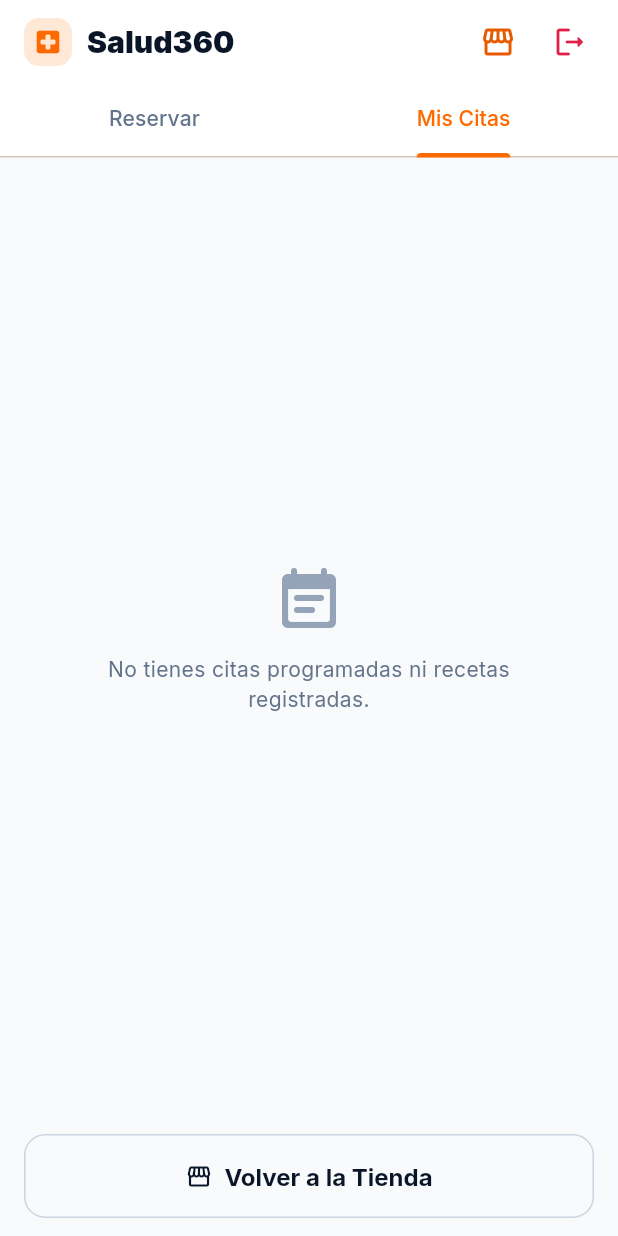
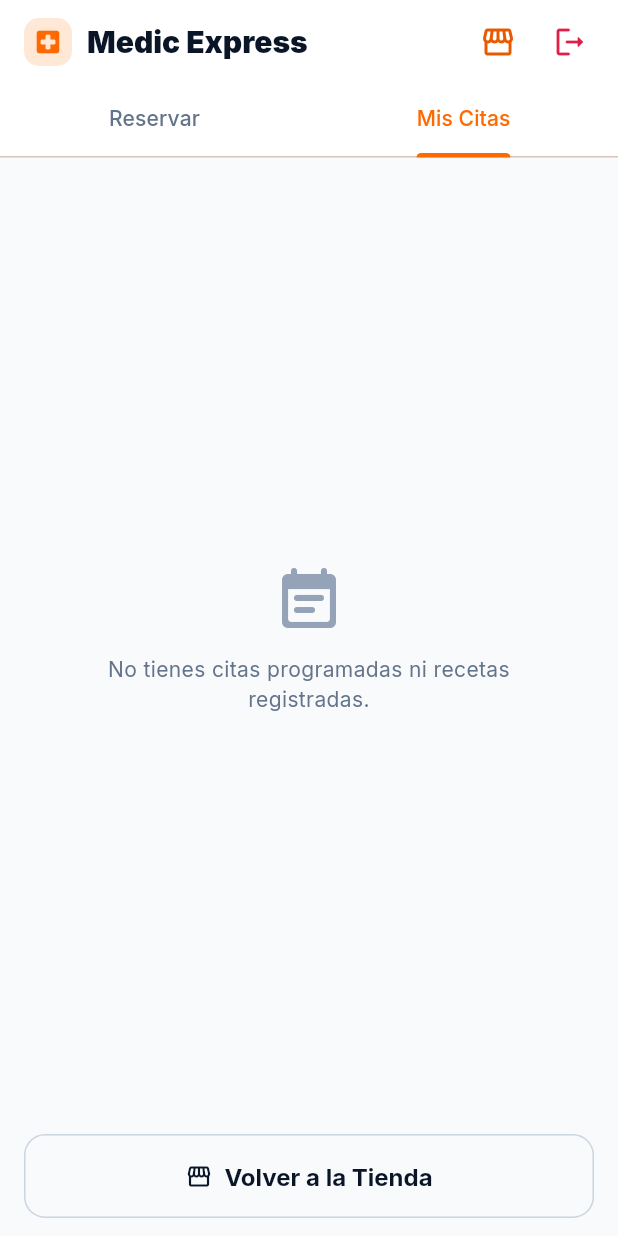
Before and after one commit to jesusenrique22/maraapp, a Flutter app: the PatientTelemedicineScreen screen opened by its route, tab 2 chosen, on a phone screen of 412 x 824 dp. Run offline on Flutter 3.47's test engine with Material 3 defaults, Android fonts, the phone set to English and light mode, and no system bars; our stand-ins replace cached_network_image, file_picker, fl_chart, flutter_riverpod, go_router, google_fonts and 3 more; missing offline and left inert: dart:html; accounts and stored records are empty; network calls fail.

Commit message:
Rename telemedicine brand to Medic Express.
Replace Salud360/Medic Plus labels in UI, seed, and banners with Medic Express.

Co-authored-by: Cursor <cursoragent@cursor.com>

```diff
--- a/frontend_flutter/lib/core/config/brand_config.dart
+++ b/frontend_flutter/lib/core/config/brand_config.dart
@@ -8,9 +8,9 @@ class BrandConfig {
   static const String adminDemoEmail = 'admin@farmaexpress.com';
 
   /// Telemedicina (antes Medic Plus).
-  static const String medicPlusName = 'Salud360';
+  static const String medicPlusName = 'Medic Express';
   static const String medicPlusSubtitle =
-      'Consultas online 360° desde Farma Express · Receta digital';
+      'Consultas online desde Farma Express · Receta digital';
 
   static const String loyaltyName = 'Club FarmaExpress';
   static const String loyaltyTitle = 'Club FarmaExpress: gana con cada compra';
--- a/frontend_flutter/lib/core/router/auth_redirect.dart
+++ b/frontend_flutter/lib/core/router/auth_redirect.dart
@@ -1,4 +1,4 @@
-/// Contexto de login: tienda (inventario) vs Salud360 (telemedicina).
+/// Contexto de login: tienda (inventario) vs Medic Express (telemedicina).
 enum MaraLoginContext {
   store,
   medicPlus,
--- a/frontend_flutter/lib/features/admin/presentation/admin_dashboard_screen.dart
+++ b/frontend_flutter/lib/features/admin/presentation/admin_dashboard_screen.dart
@@ -158,7 +158,7 @@ List<AdminDirectoryItem> _directoryItems(
     ),
     AdminDirectoryItem(
       title: 'Pacientes',
-      subtitle: 'Clientes y usuarios de Salud360',
+      subtitle: 'Clientes y usuarios de Medic Express',
       count: _formatCount(stats.patients),
       icon: Icons.people_outline,
       onTap: () => context.go('/admin/patients'),
--- a/frontend_flutter/lib/features/admin/presentation/admin_doctors_screen.dart
+++ b/frontend_flutter/lib/features/admin/presentation/admin_doctors_screen.dart
@@ -225,7 +225,7 @@ class _AdminDoctorsScreenState extends ConsumerState<AdminDoctorsScreen> {
                 padding: const EdgeInsets.fromLTRB(16, 8, 16, 0),
                 child: AdminListHeader(
                   title: '${doctors.length} médicos',
-                  subtitle: 'Especialidades, tarifas y disponibilidad Salud360.',
+                  subtitle: 'Especialidades, tarifas y disponibilidad Medic Express.',
                 ),
               ),
               Expanded(
--- a/frontend_flutter/lib/features/admin/presentation/admin_patients_screen.dart
+++ b/frontend_flutter/lib/features/admin/presentation/admin_patients_screen.dart
@@ -76,7 +76,7 @@ class AdminPatientsScreen extends ConsumerWidget {
                 padding: const EdgeInsets.fromLTRB(16, 8, 16, 0),
                 child: AdminListHeader(
                   title: '${patients.length} pacientes',
-                  subtitle: 'Cuentas de clientes y usuarios de Salud360.',
+                  subtitle: 'Cuentas de clientes y usuarios de Medic Express.',
                 ),
               ),
               Expanded(
--- a/frontend_flutter/lib/features/auth/presentation/widgets/account_continue_sheet.dart
+++ b/frontend_flutter/lib/features/auth/presentation/widgets/account_continue_sheet.dart
@@ -3,7 +3,7 @@ import 'package:flutter/material.dart';
 import '../../../../core/theme/mara_theme.dart';
 import '../../../admin/domain/admin_models.dart';
 
-/// Confirma usar la sesión activa (ej. tienda → Salud360).
+/// Confirma usar la sesión activa (ej. tienda → Medic Express).
 class AccountContinueSheet extends StatelessWidget {
   const AccountContinueSheet({
     super.key,
--- a/frontend_flutter/lib/features/home/presentation/home_screen.dart
+++ b/frontend_flutter/lib/features/home/presentation/home_screen.dart
@@ -277,10 +277,10 @@ class _HomeScreenState extends ConsumerState<HomeScreen> {
       final useSession = await AccountContinueSheet.show(
         context,
         user: auth.session!.user,
-        title: '¿Entrar a Salud360?',
+        title: '¿Entrar a Medic Express?',
         subtitle:
             'Puedes usar la misma cuenta con la que compras en la tienda.',
-        confirmLabel: 'Entrar a Salud360',
+        confirmLabel: 'Entrar a Medic Express',
         showPasswordHint: true,
       );
 
@@ -306,7 +306,7 @@ class _HomeScreenState extends ConsumerState<HomeScreen> {
 
     ScaffoldMessenger.of(context).showSnackBar(
       const SnackBar(
-        content: Text('Salud360 está disponible para cuentas de paciente.'),
+        content: Text('Medic Express está disponible para cuentas de paciente.'),
         backgroundColor: MaraColors.rose,
       ),
     );
@@ -401,7 +401,7 @@ class _HomeScreenState extends ConsumerState<HomeScreen> {
               const Divider(height: 24, thickness: 1, color: Color(0xFFF1F5F9)),
               const _NotificationItem(
                 title: 'Nueva promoción ✦',
-                body: 'Obtén 15% de descuento en medicamentos seleccionados usando tu seguro Salud360.',
+                body: 'Obtén 15% de descuento en medicamentos seleccionados usando tu seguro Medic Express.',
                 time: 'Hace 2 horas',
                 isNew: true,
               ),
@@ -1061,7 +1061,7 @@ class _HomeScreenState extends ConsumerState<HomeScreen> {
             const NavigationDestination(
               icon: Icon(Icons.local_hospital_outlined),
               selectedIcon: Icon(Icons.local_hospital_rounded, color: MaraColors.green),
-              label: 'Salud360',
+              label: 'Medic Express',
             ),
             const NavigationDestination(
               icon: Icon(Icons.shopping_bag_outlined, color: MaraColors.green),
--- a/frontend_flutter/lib/features/home/presentation/widgets/account_tab_view.dart
+++ b/frontend_flutter/lib/features/home/presentation/widgets/account_tab_view.dart
@@ -68,7 +68,7 @@ class AccountTabView extends ConsumerWidget {
             const SizedBox(height: 8),
             const Text(
               'Inicia sesión para ver tu historial de compras, '
-              'guardar tu carrito y acceder a Salud360 con la misma cuenta.',
+              'guardar tu carrito y acceder a Medic Express con la misma cuenta.',
               textAlign: TextAlign.center,
               style: TextStyle(
                 color: MaraColors.textSecondary,
@@ -96,7 +96,7 @@ class AccountTabView extends ConsumerWidget {
                   AuthRedirect.medicPlusLoginPath(redirect: '/medic-plus'),
                 ),
                 icon: const Icon(Icons.local_hospital_outlined),
-                label: const Text('Iniciar sesión — Salud360'),
+                label: const Text('Iniciar sesión — Medic Express'),
               ),
             ),
             const SizedBox(height: 32),
@@ -148,7 +148,7 @@ class AccountTabView extends ConsumerWidget {
               Expanded(
                 child: _QuickAction(
                   icon: Icons.local_hospital_rounded,
-                  label: 'Salud360',
+                  label: 'Medic Express',
                   color: MaraColors.green,
                   onTap: onEnterMedicPlus,
                 ),
--- a/frontend_flutter/lib/features/home/presentation/widgets/ai_chat_sheet.dart
+++ b/frontend_flutter/lib/features/home/presentation/widgets/ai_chat_sheet.dart
@@ -423,7 +423,7 @@ class _ChatBubble extends StatelessWidget {
                         ),
                         const SizedBox(width: 8),
                         const Text(
-                          '📅 Reservar cita en Salud360',
+                          '📅 Reservar cita en Medic Express',
                           style: TextStyle(
                             fontSize: 12,
                             fontWeight: FontWeight.w800,
--- a/frontend_flutter/lib/features/home/presentation/widgets/delivery_info_strip.dart
+++ b/frontend_flutter/lib/features/home/presentation/widgets/delivery_info_strip.dart
@@ -3,7 +3,7 @@ import 'package:flutter/material.dart';
 import '../../../../core/theme/mara_theme.dart';
 import '../../domain/models/catalog_models.dart';
 
-/// Franja compacta de delivery — va debajo de Salud360 sin saturar el home.
+/// Franja compacta de delivery — va debajo de Medic Express sin saturar el home.
 class DeliveryInfoStrip extends StatelessWidget {
   const DeliveryInfoStrip({super.key, this.banner});
 
--- a/frontend_flutter/lib/features/home/presentation/widgets/home_advertising_section.dart
+++ b/frontend_flutter/lib/features/home/presentation/widgets/home_advertising_section.dart
@@ -7,7 +7,7 @@ import 'cashea_hero_slide.dart';
 import 'mara_puntos_hero_slide.dart';
 import 'medic_plus_hero_slide.dart';
 
-/// Carrusel Farma Express: Cashea + Club + Salud360 + banners del catálogo.
+/// Carrusel Farma Express: Cashea + Club + Medic Express + banners del catálogo.
 class HomeAdvertisingSection extends StatelessWidget {
   const HomeAdvertisingSection({
     super.key,
@@ -39,8 +39,8 @@ class HomeAdvertisingSection extends StatelessWidget {
               !t.contains('cashea') &&
               !t.contains('medic plus') &&
               !t.contains('medicplus') &&
+              !t.contains('medic express') &&
               !t.contains('salud360') &&
-              !t.contains('salud 360') &&
               !t.contains('dog plus') &&
               !t.contains('padel') &&
               !t.contains('pádel') &&
--- a/frontend_flutter/lib/features/home/presentation/widgets/medic_plus_hero_slide.dart
+++ b/frontend_flutter/lib/features/home/presentation/widgets/medic_plus_hero_slide.dart
@@ -4,7 +4,7 @@ import '../../../../core/config/brand_config.dart';
 import '../../../../core/theme/mara_theme.dart';
 import 'compact_hero_slide.dart';
 
-/// Slide de Salud360 — naranja Farma Express.
+/// Slide de Medic Express — naranja Farma Express.
 class MedicPlusHeroSlide extends StatelessWidget {
   const MedicPlusHeroSlide({super.key, required this.onTap});
 
--- a/frontend_flutter/lib/features/home/presentation/widgets/medic_plus_promo_banner.dart
+++ b/frontend_flutter/lib/features/home/presentation/widgets/medic_plus_promo_banner.dart
@@ -3,7 +3,7 @@ import 'package:flutter/material.dart';
 import '../../../../core/theme/mara_theme.dart';
 import 'promo_cta_button.dart';
 
-/// Banner promocional de Salud360 para la zona de publicidad del home.
+/// Banner promocional de Medic Express para la zona de publicidad del home.
 class MedicPlusPromoBanner extends StatelessWidget {
   const MedicPlusPromoBanner({super.key, required this.onTap});
 
@@ -59,7 +59,7 @@ class MedicPlusPromoBanner extends StatelessWidget {
                             borderRadius: BorderRadius.circular(12),
                           ),
                           child: const Text(
-                            'SALUD360',
+                            'MEDIC EXPRESS',
                             style: TextStyle(
                               color: Colors.white,
                               fontSize: 9,
@@ -70,7 +70,7 @@ class MedicPlusPromoBanner extends StatelessWidget {
                         ),
                         const SizedBox(height: 10),
                         const Text(
-                          'Salud360:\nConsultas Online',
+                          'Medic Express:\nConsultas Online',
                           style: TextStyle(
                             color: Colors.white,
                             fontSize: 20,
--- a/frontend_flutter/lib/features/patient/presentation/patient_telemedicine_screen.dart
+++ b/frontend_flutter/lib/features/patient/presentation/patient_telemedicine_screen.dart
@@ -156,7 +156,7 @@ class _PatientTelemedicineScreenState extends ConsumerState<PatientTelemedicineS
             ),
             const SizedBox(width: 10),
             const Text(
-              'Salud360',
+              'Medic Express',
               style: TextStyle(
                 color: MaraColors.textPrimary,
                 fontWeight: FontWeight.w900,
--- a/frontend_flutter/lib/features/welcome/presentation/medic_plus_login_screen.dart
+++ b/frontend_flutter/lib/features/welcome/presentation/medic_plus_login_screen.dart
@@ -160,13 +160,13 @@ class _MaraLoginScreenState extends ConsumerState<MaraLoginScreen>
             title: 'Inicia sesión en Farma Express',
             registerTitle: 'Crea tu cuenta en Farma Express',
             subtitle:
-                'Una sola cuenta para comprar en farmacia, panadería y más, y agendar consultas en Salud360.',
+                'Una sola cuenta para comprar en farmacia, panadería y más, y agendar consultas en Medic Express.',
             registerSubtitle:
                 'Regístrate gratis y accede a compras rápidas, retiro en sucursal y consultas médicas virtuales.',
             accent: MaraColors.green,
             sideTitle: 'Todo Farma Express\nen un solo lugar',
             sideBody:
-                'Compra en tienda, recibe medicamentos y consulta con médicos en vivo a través de Salud360, desde Farma Express.',
+                'Compra en tienda, recibe medicamentos y consulta con médicos en vivo a través de Medic Express, desde Farma Express.',
             sideIcon: Icons.auto_awesome_rounded,
           ),
       };
@@ -230,7 +230,7 @@ class _MaraLoginScreenState extends ConsumerState<MaraLoginScreen>
                         const SizedBox(height: 16),
                         Text(
                           widget.loginContext == MaraLoginContext.medicPlus
-                              ? '¿Entrar a Salud360?'
+                              ? '¿Entrar a Medic Express?'
                               : 'Ya iniciaste sesión',
                           style: const TextStyle(
                             fontWeight: FontWeight.w900,
@@ -267,7 +267,7 @@ class _MaraLoginScreenState extends ConsumerState<MaraLoginScreen>
                             ),
                             child: Text(
                               widget.loginContext == MaraLoginContext.medicPlus
-                                  ? 'Entrar a Salud360'
+                                  ? 'Entrar a Medic Express'
                                   : 'Continuar a la tienda',
                               style: const TextStyle(fontWeight: FontWeight.w800),
                             ),
--- a/frontend_flutter/lib/features/welcome/presentation/welcome_screen.dart
+++ b/frontend_flutter/lib/features/welcome/presentation/welcome_screen.dart
@@ -94,7 +94,7 @@ class WelcomeScreen extends StatelessWidget {
                     onPressed: () => context.go(
                       AuthRedirect.medicPlusLoginPath(redirect: '/medic-plus'),
                     ),
-                    child: const Text('Salud360 — Iniciar sesión'),
+                    child: const Text('Medic Express — Iniciar sesión'),
                   ),
                 ),
                 const SizedBox(height: 24),
```
Also changed, not shown: 2 other files.
